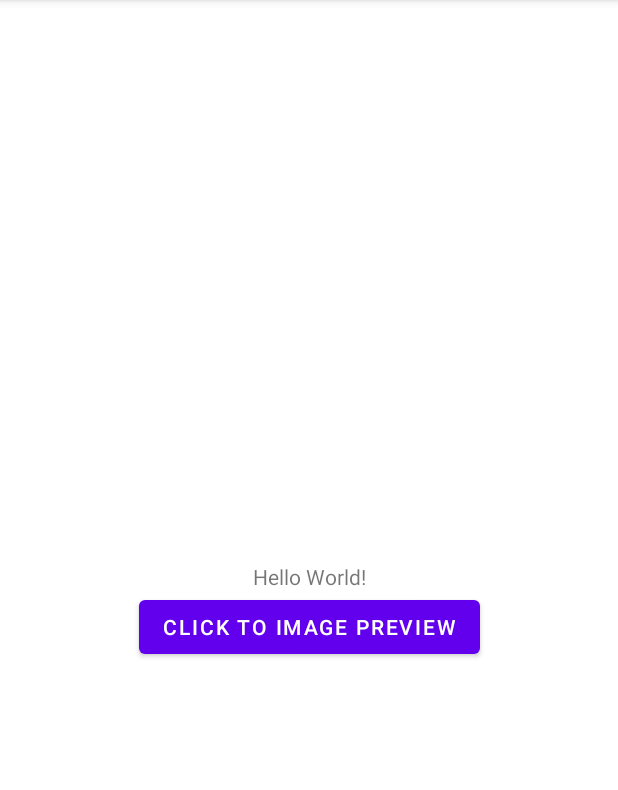
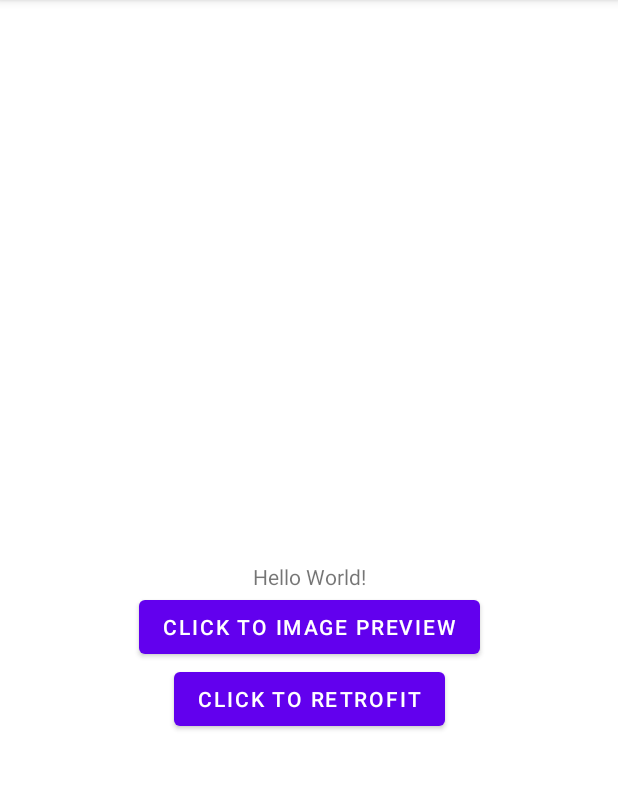
Before and after one commit to ElaineRen/PhotoImageView, an Android app: the screen it shows after launch (MainActivity), on a phone screen of 412 x 824 dp, the part 84-874 px from its top. Run offline under Robolectric (Android 15) with nearby library versions, the phone set to English and light mode, and no system bars.

```diff
--- a/app/src/main/java/com/haokan/mytestimageview/MainActivity.java
+++ b/app/src/main/java/com/haokan/mytestimageview/MainActivity.java
@@ -36,5 +36,11 @@ public class MainActivity extends AppCompatActivity {
 
             }
         });
+        findViewById(R.id.twoClick).setOnClickListener(new View.OnClickListener() {
+            @Override
+            public void onClick(View v) {
+                startActivity(new Intent(MainActivity.this,MainActivity3.class));
+            }
+        });
     }
 }
--- a/app/src/main/java/com/haokan/mytestimageview/MainActivity2.java
+++ b/app/src/main/java/com/haokan/mytestimageview/MainActivity2.java
@@ -1,10 +1,8 @@
 package com.haokan.mytestimageview;
 
 import androidx.appcompat.app.AppCompatActivity;
-import androidx.recyclerview.widget.GridLayoutManager;
 import androidx.recyclerview.widget.LinearLayoutManager;
 import androidx.recyclerview.widget.RecyclerView;
-import androidx.viewpager.widget.PagerAdapter;
 import androidx.viewpager.widget.ViewPager;
 
 import android.os.Bundle;
--- /dev/null
+++ b/app/src/main/java/com/haokan/mytestimageview/retrofittest/bean/NetResponse.kt
@@ -0,0 +1,4 @@
+package com.haokan.mytestimageview.retrofittest.bean
+
+// 使用data 自动生成get set toString copy hashcode equals
+data class NetResponse(var id:Int,var name:String)
--- a/app/src/main/res/layout/activity_main.xml
+++ b/app/src/main/res/layout/activity_main.xml
@@ -4,7 +4,7 @@
     xmlns:tools="http://schemas.android.com/tools"
     android:layout_width="match_parent"
     android:layout_height="match_parent"
-    tools:context=".MainActivity">
+    tools:context=".MainActivity3">
 
     <TextView
         android:id="@+id/hello"
@@ -15,13 +15,23 @@
         app:layout_constraintLeft_toLeftOf="parent"
         app:layout_constraintRight_toRightOf="parent"
         app:layout_constraintTop_toTopOf="parent" />
+
     <Button
         android:id="@+id/onClick"
-      app:layout_constraintTop_toBottomOf="@+id/hello"
+        android:layout_width="wrap_content"
+        android:layout_height="wrap_content"
+        android:text="click To image preView"
         app:layout_constraintLeft_toLeftOf="parent"
         app:layout_constraintRight_toRightOf="parent"
+        app:layout_constraintTop_toBottomOf="@+id/hello" />
+
+    <Button
+        android:id="@+id/twoClick"
         android:layout_width="wrap_content"
         android:layout_height="wrap_content"
-        android:text="click To image preView" />
+        android:text="Click to Retrofit"
+        app:layout_constraintLeft_toLeftOf="parent"
+        app:layout_constraintRight_toRightOf="parent"
+        app:layout_constraintTop_toBottomOf="@+id/onClick" />
 
 </androidx.constraintlayout.widget.ConstraintLayout>
--- /dev/null
+++ b/app/src/main/res/layout/activity_main3.xml
@@ -0,0 +1,6 @@
+<?xml version="1.0" encoding="utf-8"?>
+<androidx.constraintlayout.widget.ConstraintLayout xmlns:android="http://schemas.android.com/apk/res/android"
+    android:layout_width="match_parent"
+    android:layout_height="match_parent">
+
+</androidx.constraintlayout.widget.ConstraintLayout>
--- a/build.gradle
+++ b/build.gradle
@@ -1,5 +1,6 @@
 // Top-level build file where you can add configuration options common to all sub-projects/modules.
 buildscript {
+    ext.kotlin_version = '1.6.10'
     repositories {
         google()
         mavenCentral()
@@ -7,6 +8,7 @@ buildscript {
     }
     dependencies {
         classpath "com.android.tools.build:gradle:4.2.2"
+        classpath "org.jetbrains.kotlin:kotlin-gradle-plugin:$kotlin_version"
 
         // NOTE: Do not place your application dependencies here; they belong
         // in the individual module build.gradle files
```
Also changed, not shown: app/build.gradle (+12 -0 lines), app/src/main/AndroidManifest.xml (+6 -2 lines), app/src/main/java/com/haokan/mytestimageview/MainActivity3.kt (added, +49 -0 lines), app/src/main/java/com/haokan/mytestimageview/retrofittest/NetService.kt (added, +12 -0 lines), app/src/main/java/com/haokan/mytestimageview/retrofittest/readme.txt (added).
